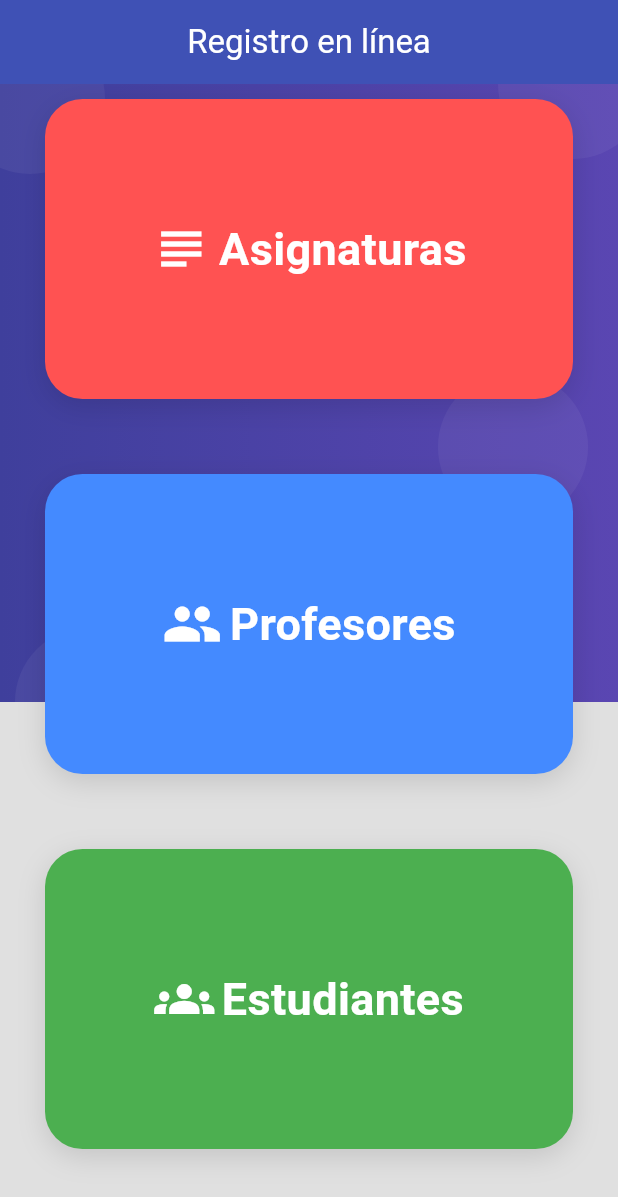
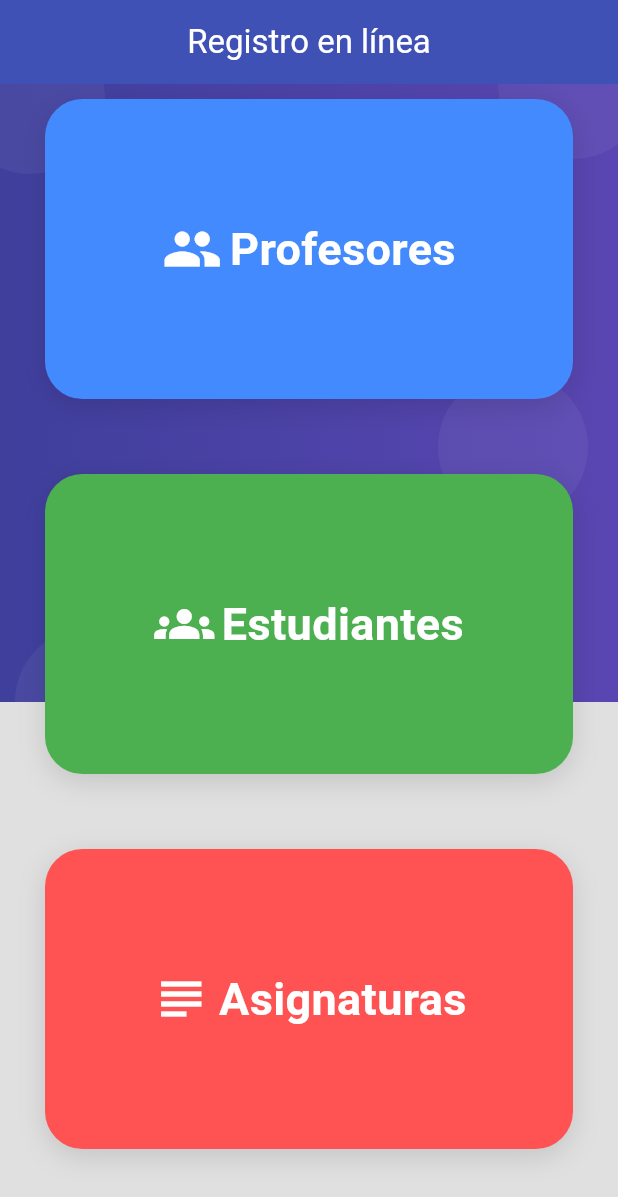
Before and after one commit to CristianBonilla/manage_student_credits_mobile, a Flutter app: the screen it shows after launch, on a phone screen of 412 x 824 dp. Shown: the top 1197 px of the screen. Run offline on Flutter 3.47's test engine with Material 3 defaults, Android fonts, the phone set to English and light mode, and no system bars.

Commit message:
:boom: Route is defined for each card container

```diff
--- a/lib/constants/card_container_config.dart
+++ b/lib/constants/card_container_config.dart
@@ -1,20 +1,23 @@
 import 'package:flutter/material.dart';
 import 'package:manage_student_credits_mobile/models/card_container_info.dart';
 
-List<CardContainerInfo> cardContainerConfig = <CardContainerInfo>[
+final List<CardContainerInfo> cardContainerConfig = <CardContainerInfo>[
   CardContainerInfo(
-    text: 'Asignaturas',
-    textIcon: Icons.subject,
-    backgroundColor: Colors.redAccent,
-  ),
-  CardContainerInfo(
+    route: 'teachers',
     text: 'Profesores',
     textIcon: Icons.group,
     backgroundColor: Colors.blueAccent,
   ),
   CardContainerInfo(
+    route: 'students',
     text: 'Estudiantes',
     textIcon: Icons.groups,
     backgroundColor: Colors.green,
   ),
+  CardContainerInfo(
+    route: 'subjects',
+    text: 'Asignaturas',
+    textIcon: Icons.subject,
+    backgroundColor: Colors.redAccent,
+  ),
 ];
--- a/lib/models/card_container_info.dart
+++ b/lib/models/card_container_info.dart
@@ -1,12 +1,14 @@
 import 'package:flutter/material.dart';
 
 class CardContainerInfo {
+  final String route;
   final String text;
   final Color? textColor;
   final IconData? textIcon;
   final Color? backgroundColor;
 
   CardContainerInfo({
+    required this.route,
     required this.text,
     this.textColor = Colors.white,
     this.textIcon,
--- a/lib/widgets/card_container.dart
+++ b/lib/widgets/card_container.dart
@@ -10,12 +10,17 @@ class CardContainer extends StatelessWidget {
   Widget build(BuildContext context) {
     return Padding(
       padding: EdgeInsets.symmetric(horizontal: 30),
+      child: InkWell(
+        onTap: () {
+          Navigator.pushReplacementNamed(context, info.route);
+        },
         child: Container(
           margin: EdgeInsets.symmetric(vertical: 10),
           width: double.infinity,
           height: 200,
           decoration: _createCardShape(),
           child: Center(child: _container()),
+        ),
       ),
     );
   }
```
Lines whose indentation alone changed are shown as unchanged.
